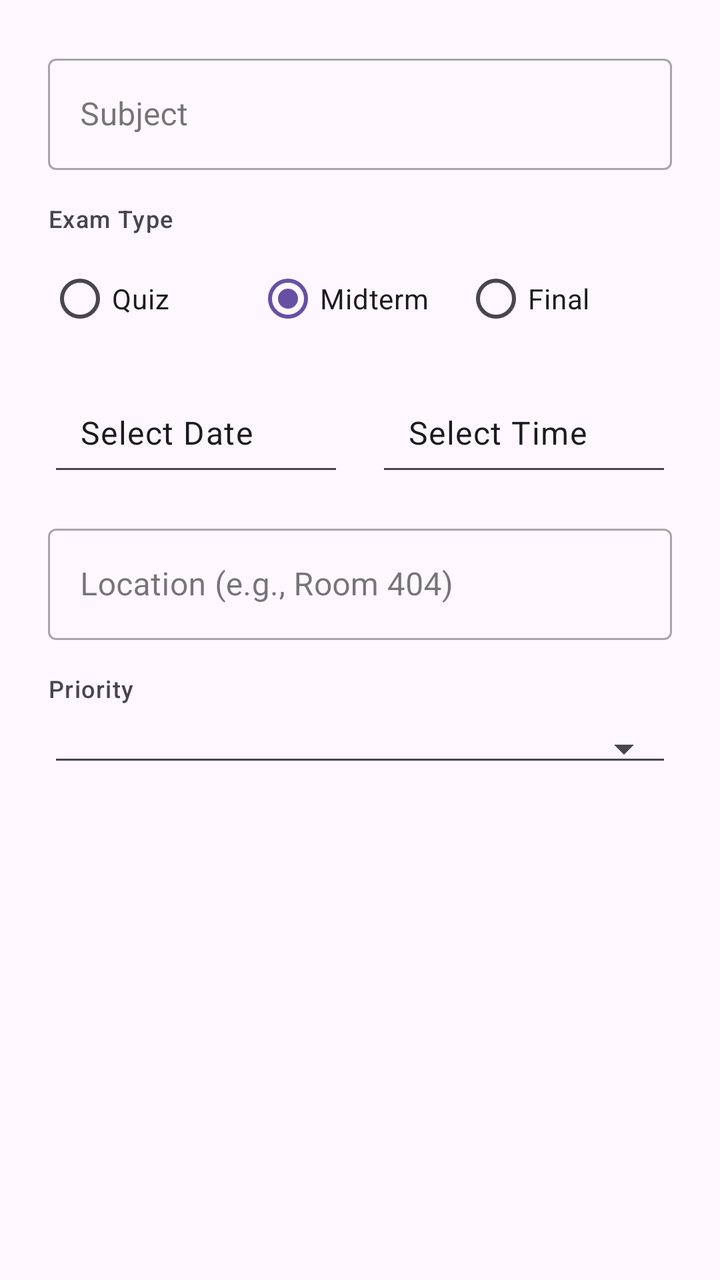
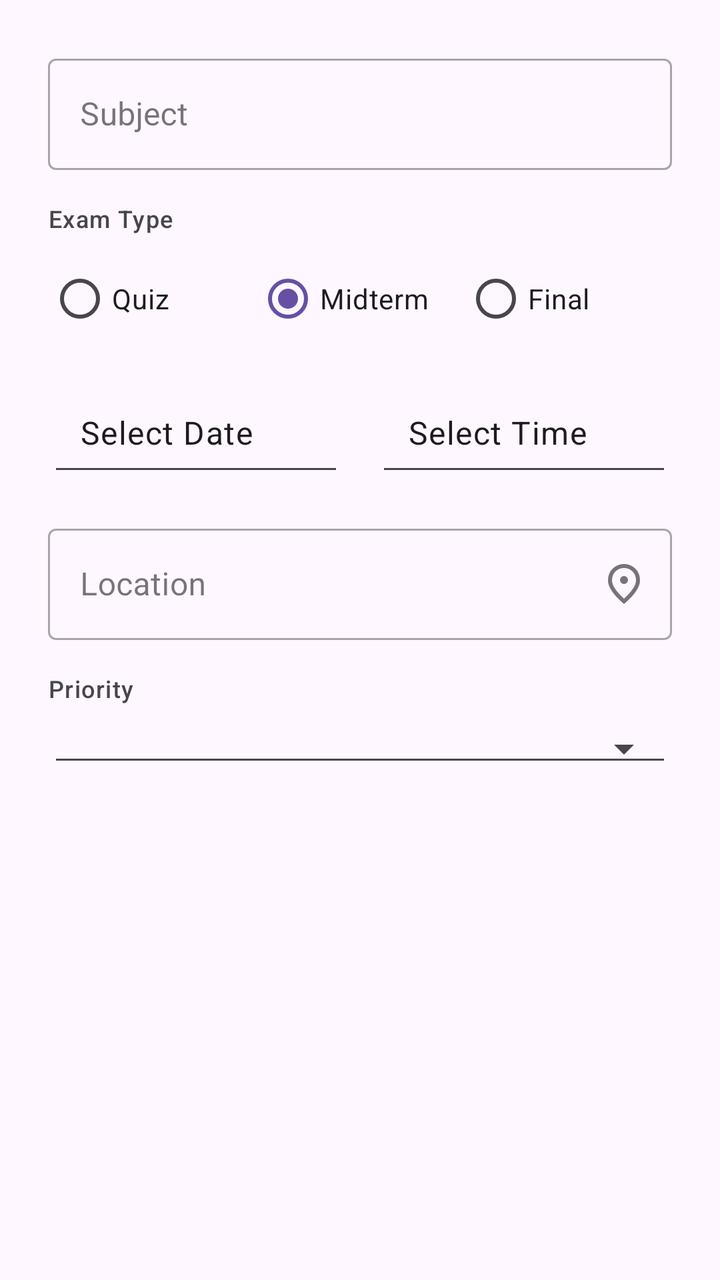

Compare the two renders of this Android layout. The source of the first and the diff that turns it into the second are given below.
<!-- AndroidManifest.xml: application theme Theme.FocusU -->
<!-- res/layout/dialog_add_exam.xml -->
<?xml version="1.0" encoding="utf-8"?>
<LinearLayout xmlns:android="http://schemas.android.com/apk/res/android"
    xmlns:app="http://schemas.android.com/apk/res-auto"
    android:layout_width="match_parent"
    android:layout_height="wrap_content"
    android:orientation="vertical"
    android:padding="24dp">

    
    <com.google.android.material.textfield.TextInputLayout
        style="@style/Widget.MaterialComponents.TextInputLayout.OutlinedBox"
        android:layout_width="match_parent"
        android:layout_height="wrap_content"
        android:hint="Subject">

        <com.google.android.material.textfield.TextInputEditText
            android:id="@+id/editSubject"
            android:layout_width="match_parent"
            android:layout_height="wrap_content"
            android:inputType="textCapWords" />
    </com.google.android.material.textfield.TextInputLayout>


    <TextView
        android:layout_width="wrap_content"
        android:layout_height="wrap_content"
        android:layout_marginTop="16dp"
        android:text="Exam Type"
        android:textAppearance="?attr/textAppearanceLabelMedium" />

    <RadioGroup
        android:id="@+id/radioGroupExamType"
        android:layout_width="match_parent"
        android:layout_height="wrap_content"
        android:layout_marginTop="8dp"
        android:orientation="horizontal">

        <RadioButton
            android:id="@+id/radioQuiz"
            android:layout_width="0dp"
            android:layout_height="wrap_content"
            android:layout_weight="1"
            android:text="Quiz" />

        <RadioButton
            android:id="@+id/radioMidterm"
            android:layout_width="0dp"
            android:layout_height="wrap_content"
            android:layout_weight="1"
            android:checked="true"
            android:text="Midterm" />

        <RadioButton
            android:id="@+id/radioFinal"
            android:layout_width="0dp"
            android:layout_height="wrap_content"
            android:layout_weight="1"
            android:text="Final" />
    </RadioGroup>


    <LinearLayout
        android:layout_width="match_parent"
        android:layout_height="wrap_content"
        android:layout_marginTop="16dp"
        android:orientation="horizontal">

        <TextView
            android:id="@+id/textDate"
            style="@style/Widget.AppCompat.EditText"
            android:layout_width="0dp"
            android:layout_height="wrap_content"
            android:layout_marginEnd="8dp"
            android:layout_weight="1"
            android:gravity="center_vertical"
            android:padding="16dp"
            android:text="Select Date"
            android:textAppearance="?attr/textAppearanceBody1" />

        <TextView
            android:id="@+id/textTime"
            style="@style/Widget.AppCompat.EditText"
            android:layout_width="0dp"
            android:layout_height="wrap_content"
            android:layout_marginStart="8dp"
            android:layout_weight="1"
            android:gravity="center_vertical"
            android:padding="16dp"
            android:text="Select Time"
            android:textAppearance="?attr/textAppearanceBody1" />
    </LinearLayout>

    
    <com.google.android.material.textfield.TextInputLayout
        style="@style/Widget.MaterialComponents.TextInputLayout.OutlinedBox"
        android:layout_width="match_parent"
        android:layout_height="wrap_content"
        android:layout_marginTop="16dp"
        android:hint="Location (e.g., Room 404)">

        <com.google.android.material.textfield.TextInputEditText
            android:id="@+id/editLocation"
            android:layout_width="match_parent"
            android:layout_height="wrap_content"
            android:inputType="textCapWords" />
    </com.google.android.material.textfield.TextInputLayout>

    
    <TextView
        android:layout_width="wrap_content"
        android:layout_height="wrap_content"
        android:layout_marginTop="16dp"
        android:text="Priority"
        android:textAppearance="?attr/textAppearanceLabelMedium" />

    <Spinner
        android:id="@+id/spinnerPriority"
        style="@style/Widget.AppCompat.Spinner.Underlined"
        android:layout_width="match_parent"
        android:layout_height="wrap_content"
        android:layout_marginTop="8dp"
        android:padding="12dp" />

</LinearLayout>
<!-- resources referenced by this layout -->
<resources>
  <style name="Theme.FocusU" parent="Base.Theme.FocusU" />
  <style name="Base.Theme.FocusU" parent="Theme.Material3.Light.NoActionBar">
          
          
      </style>
</resources>

<!-- the commit's change to res/layout/dialog_add_exam.xml (unified diff, before → after) -->
@@ -91,19 +91,24 @@
     </LinearLayout>
 
     
-    <com.google.android.material.textfield.TextInputLayout
-        style="@style/Widget.MaterialComponents.TextInputLayout.OutlinedBox"
-        android:layout_width="match_parent"
-        android:layout_height="wrap_content"
-        android:layout_marginTop="16dp"
-        android:hint="Location (e.g., Room 404)">
 
-        <com.google.android.material.textfield.TextInputEditText
-            android:id="@+id/editLocation"
+        <com.google.android.material.textfield.TextInputLayout
+            style="@style/Widget.MaterialComponents.TextInputLayout.OutlinedBox"
             android:layout_width="match_parent"
             android:layout_height="wrap_content"
-            android:inputType="textCapWords" />
-    </com.google.android.material.textfield.TextInputLayout>
+            android:layout_marginTop="16dp"
+            android:hint="Location"
+            app:endIconMode="custom"
+            app:endIconDrawable="@drawable/ic_location">
+
+            <com.google.android.material.textfield.TextInputEditText
+                android:id="@+id/editLocation"
+                android:layout_width="match_parent"
+                android:layout_height="wrap_content"
+                android:focusable="true"
+                android:clickable="true"
+                android:inputType="none" />
+        </com.google.android.material.textfield.TextInputLayout>
 
     
     <TextView
<!-- resource entries referenced after the edit -->
@@ -1,5 +1,11 @@
 <!-- resources referenced by this layout -->
 <resources>
+  <!-- drawable ic_location (drawable) -->
+  <vector xmlns:android="http://schemas.android.com/apk/res/android" android:height="24dp" android:tint="#000000" android:viewportHeight="960" android:viewportWidth="960" android:width="24dp">
+        
+      <path android:fillColor="@android:color/white" android:pathData="M480,480Q513,480 536.5,456.5Q560,433 560,400Q560,367 536.5,343.5Q513,320 480,320Q447,320 423.5,343.5Q400,367 400,400Q400,433 423.5,456.5Q447,480 480,480ZM480,774Q602,662 661,570.5Q720,479 720,408Q720,299 650.5,229.5Q581,160 480,160Q379,160 309.5,229.5Q240,299 240,408Q240,479 299,570.5Q358,662 480,774ZM480,880Q319,743 239.5,625.5Q160,508 160,408Q160,258 256.5,169Q353,80 480,80Q607,80 703.5,169Q800,258 800,408Q800,508 720.5,625.5Q641,743 480,880ZM480,400Q480,400 480,400Q480,400 480,400Q480,400 480,400Q480,400 480,400Q480,400 480,400Q480,400 480,400Q480,400 480,400Q480,400 480,400Z"/>
+      
+  </vector>
   <style name="Theme.FocusU" parent="Base.Theme.FocusU" />
   <style name="Base.Theme.FocusU" parent="Theme.Material3.Light.NoActionBar">
           
